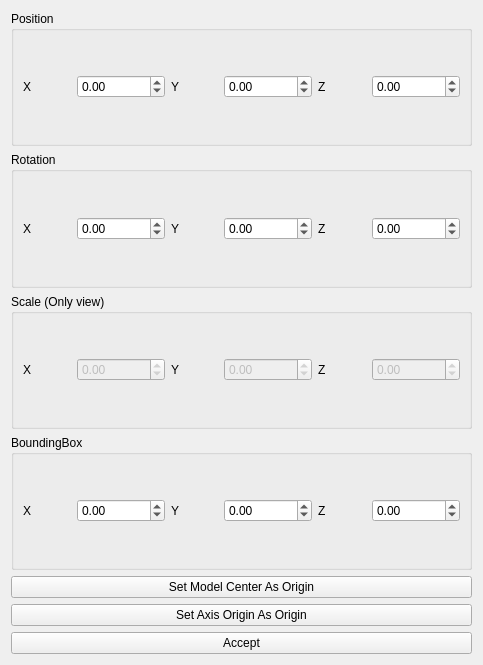
Before: the Qt Designer form LydiaLabExpPlugins/modeTransformation/TransformationWidget.ui in mcoder2014/LydiaLabExpPlugins, drawn with Qt 5.
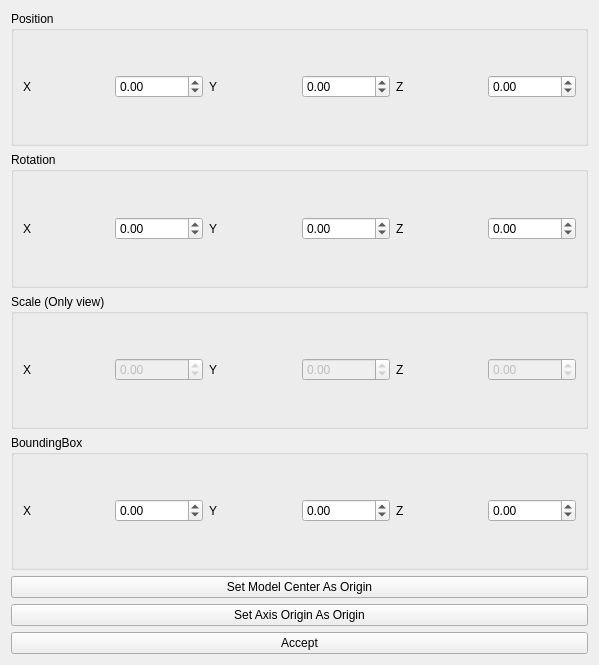
After: the same form once the commit is applied.

Commit message: update translation plugin

The edit to the form file:
```diff
--- a/LydiaLabExpPlugins/modeTransformation/TransformationWidget.ui
+++ b/LydiaLabExpPlugins/modeTransformation/TransformationWidget.ui
@@ -6,7 +6,7 @@
    <rect>
     <x>0</x>
     <y>0</y>
-    <width>483</width>
+    <width>599</width>
     <height>665</height>
    </rect>
   </property>
@@ -75,6 +75,9 @@
         <property name="minimum">
          <double>-1000000.000000000000000</double>
         </property>
+        <property name="maximum">
+         <double>10000000.000000000000000</double>
+        </property>
         <property name="singleStep">
          <double>0.100000000000000</double>
         </property>
```
The commit also changes 2 other files.
